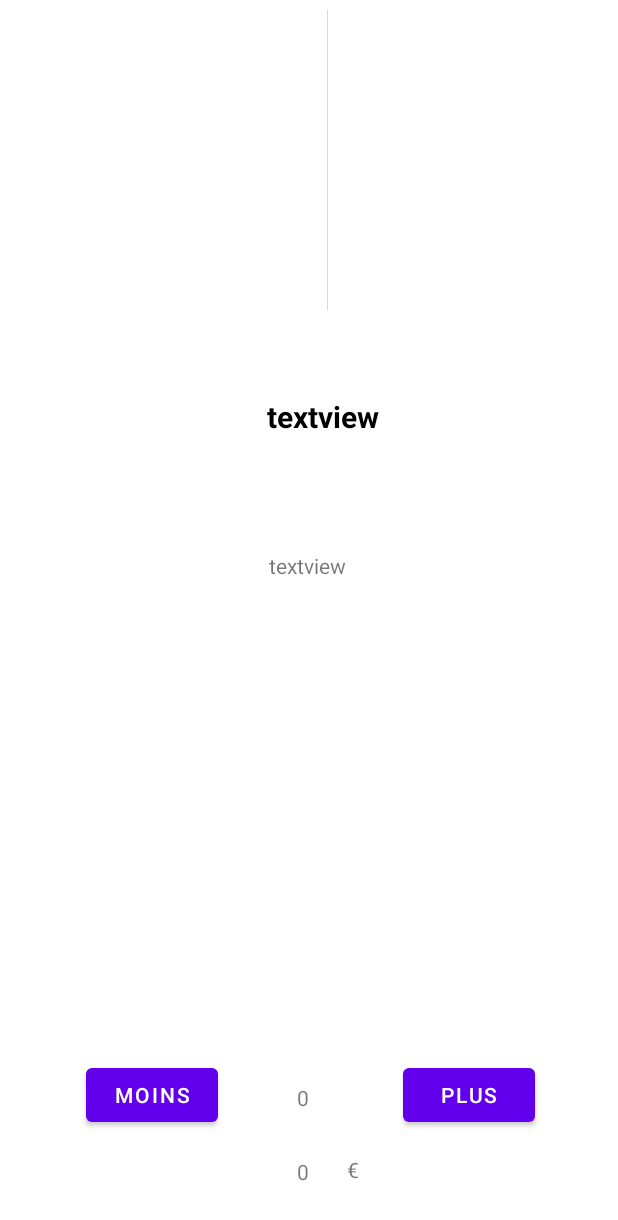
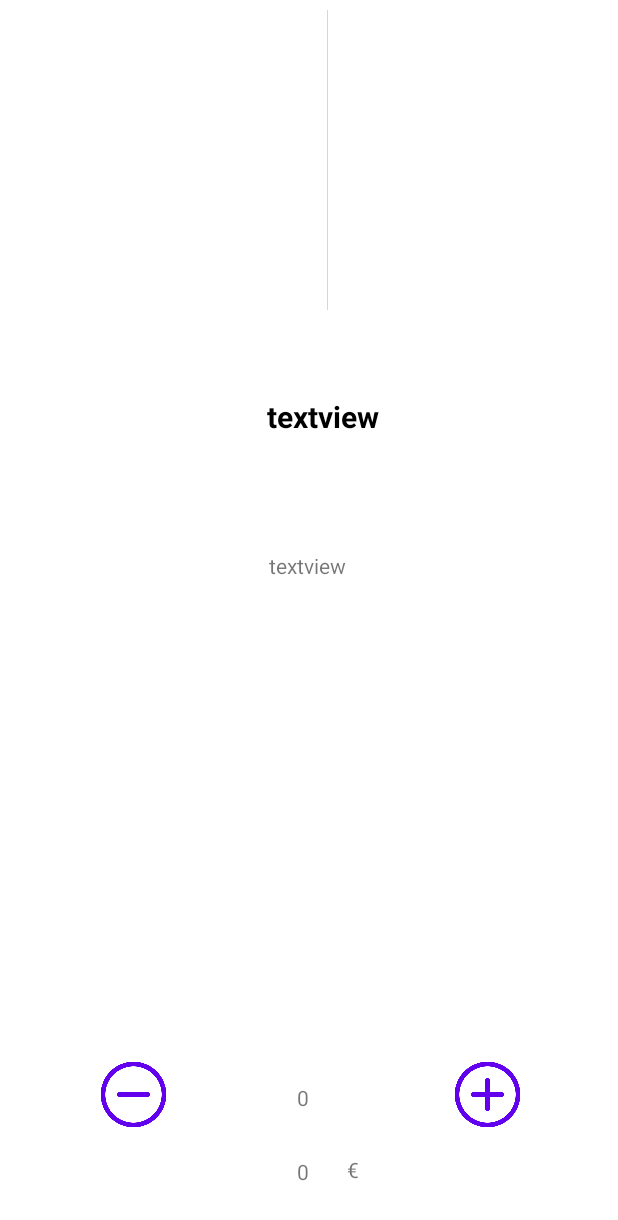
Before and after one commit to LoicAlgt/AndroidERestaurant, an Android app: the layout activity_details.xml on its own in the app's theme, with its tools: preview values and no code run, on a phone screen of 412 x 824 dp. Shown: the top 1220 px of the screen. Run offline under Robolectric (Android 15) with nearby library versions, the phone set to English and light mode, and no system bars; network calls fail.

Commit message:
commit 29/01 v2

```diff
--- a/app/src/main/res/layout/activity_details.xml
+++ b/app/src/main/res/layout/activity_details.xml
@@ -63,9 +63,9 @@
 
     <Button
         android:id="@+id/buttonmoins"
-        android:layout_width="wrap_content"
-        android:layout_height="wrap_content"
-        android:text="Moins"
+        android:layout_width="50dp"
+        android:layout_height="50dp"
+        android:background="@drawable/boutonmoins"
         app:layout_constraintBottom_toBottomOf="parent"
         app:layout_constraintEnd_toEndOf="parent"
         app:layout_constraintHorizontal_bias="0.176"
@@ -75,9 +75,9 @@
 
     <Button
         android:id="@+id/buttonplus"
-        android:layout_width="wrap_content"
-        android:layout_height="wrap_content"
-        android:text="Plus"
+        android:layout_width="50dp"
+        android:layout_height="50dp"
+        android:background="@drawable/boutonplus"
         app:layout_constraintBottom_toBottomOf="parent"
         app:layout_constraintEnd_toEndOf="parent"
         app:layout_constraintHorizontal_bias="0.829"
--- a/app/src/main/res/layout/activity_home.xml
+++ b/app/src/main/res/layout/activity_home.xml
@@ -71,12 +71,12 @@
         android:id="@+id/imageView3"
         android:layout_width="119dp"
         android:layout_height="115dp"
+        android:background="@drawable/restaurant"
         app:layout_constraintBottom_toBottomOf="parent"
         app:layout_constraintEnd_toEndOf="parent"
         app:layout_constraintHorizontal_bias="0.863"
         app:layout_constraintStart_toStartOf="parent"
         app:layout_constraintTop_toTopOf="parent"
-        app:layout_constraintVertical_bias="0.126"
-        app:srcCompat="@android:mipmap/sym_def_app_icon" />
+        app:layout_constraintVertical_bias="0.126" />
 
 </androidx.constraintlayout.widget.ConstraintLayout>
```
Also changed, not shown: app/src/main/res/drawable/restaurant.webp (added).
